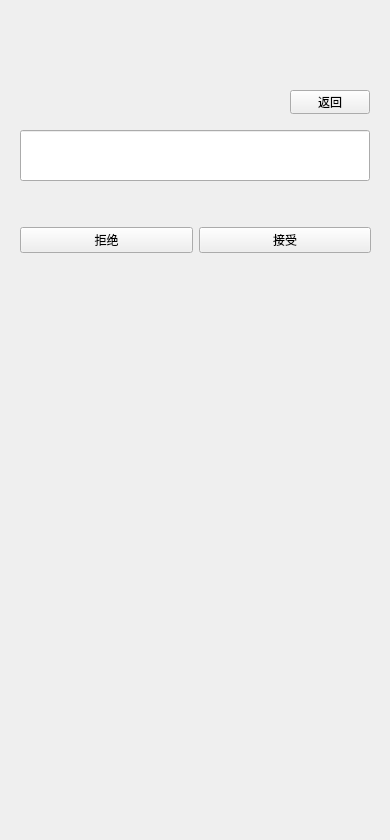
Qt form client/Imitation_QQ/new_friend.ui (Zzzzzya/Chating-Room) before a commit.
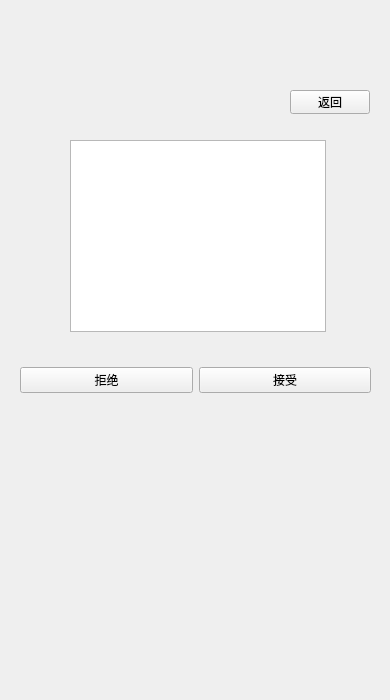
The same form after that commit.

What changed in the file:
```diff
--- a/client/Imitation_QQ/new_friend.ui
+++ b/client/Imitation_QQ/new_friend.ui
@@ -7,31 +7,24 @@
     <x>0</x>
     <y>0</y>
     <width>390</width>
-    <height>840</height>
+    <height>700</height>
    </rect>
   </property>
+  <property name="minimumSize">
+   <size>
+    <width>390</width>
+    <height>700</height>
+   </size>
+  </property>
+  <property name="maximumSize">
+   <size>
+    <width>390</width>
+    <height>700</height>
+   </size>
+  </property>
   <property name="windowTitle">
    <string>Form</string>
   </property>
-  <widget class="QLineEdit" name="let_text">
-   <property name="geometry">
-    <rect>
-     <x>20</x>
-     <y>130</y>
-     <width>350</width>
-     <height>51</height>
-    </rect>
-   </property>
-   <property name="minimumSize">
-    <size>
-     <width>350</width>
-     <height>51</height>
-    </size>
-   </property>
-   <property name="alignment">
-    <set>Qt::AlignCenter</set>
-   </property>
-  </widget>
   <widget class="QPushButton" name="btn_back">
    <property name="geometry">
     <rect>
@@ -49,7 +42,7 @@
    <property name="geometry">
     <rect>
      <x>20</x>
-     <y>210</y>
+     <y>350</y>
      <width>351</width>
      <height>61</height>
     </rect>
@@ -71,6 +64,16 @@
     </item>
    </layout>
   </widget>
+  <widget class="QListWidget" name="listWidget">
+   <property name="geometry">
+    <rect>
+     <x>70</x>
+     <y>140</y>
+     <width>256</width>
+     <height>192</height>
+    </rect>
+   </property>
+  </widget>
  </widget>
  <resources/>
  <connections/>
```
